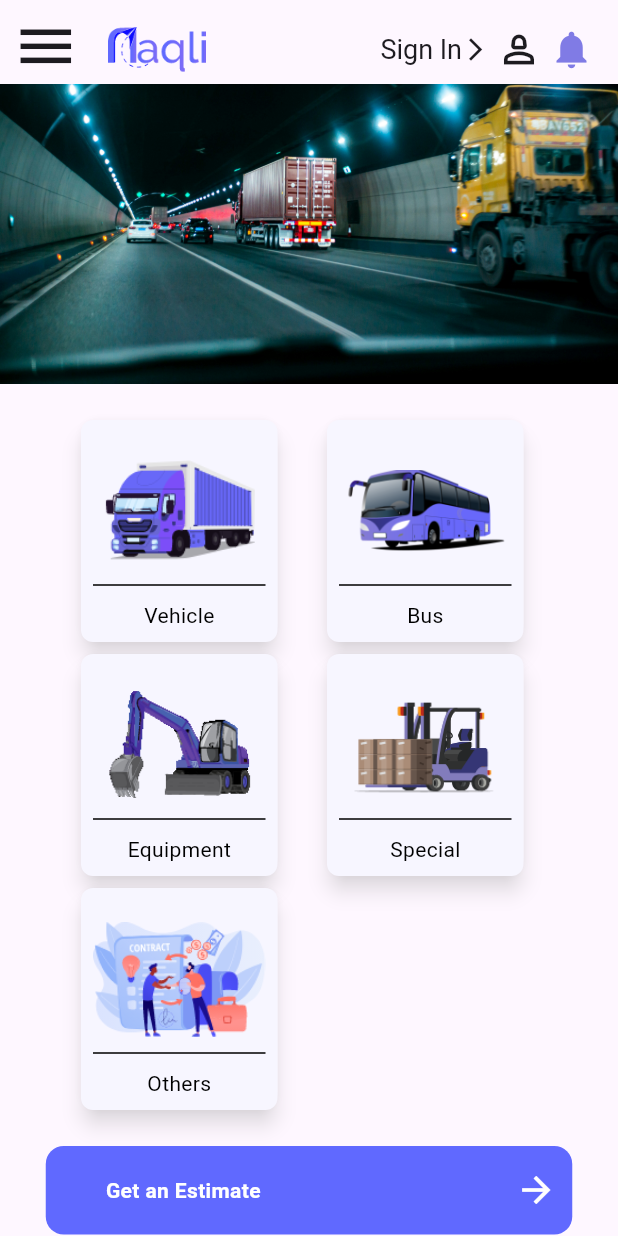
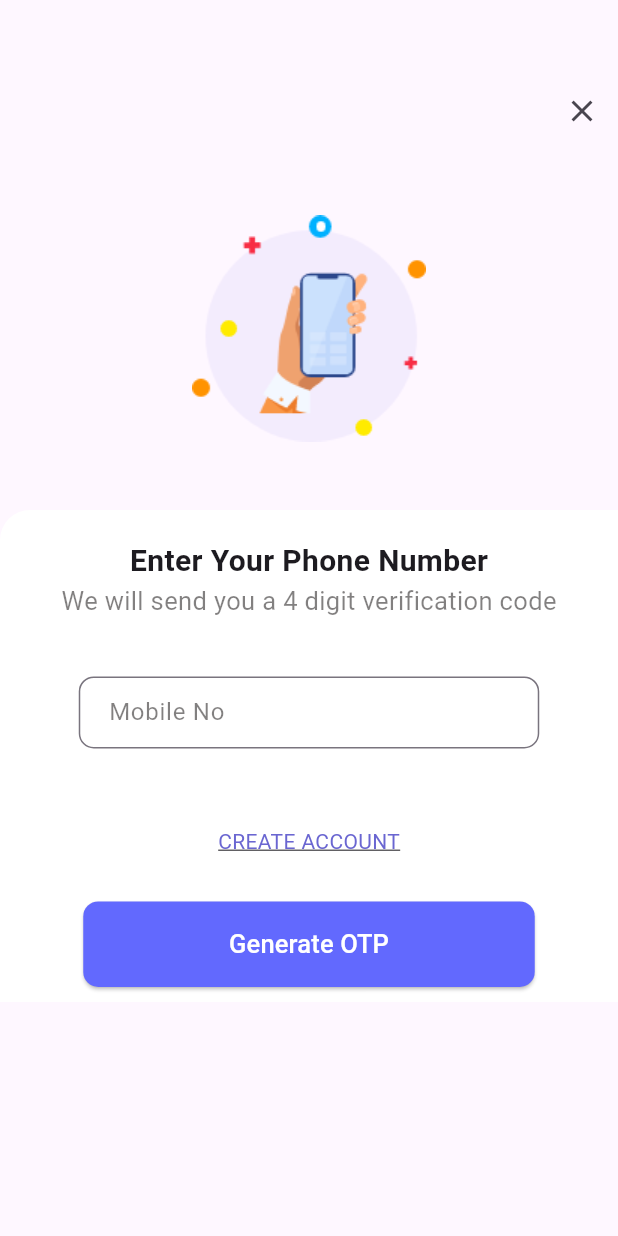
Before and after one commit to Naqli2024/naqli_mobileapp, a Flutter app: the screen it shows after launch, on a phone screen of 412 x 824 dp. Run offline on Flutter 3.47's test engine with Material 3 defaults, Android fonts, the phone set to English and light mode, and no system bars; drawn by our look-alikes of carousel_slider; our stand-ins replace dropdown_button2, sizer; Roboto replaces fonts that are missing (Helvetica).

Commit message:
enterNumberScreen

```diff
--- a/lib/Widgets/unitsContainer.dart
+++ b/lib/Widgets/unitsContainer.dart
@@ -1,6 +1,5 @@
 // ignore_for_file: must_be_immutable
 
-import 'package:dropdown_button2/dropdown_button2.dart';
 import 'package:flutter/cupertino.dart';
 import 'package:flutter/material.dart';
 import 'package:flutter/widgets.dart';
--- /dev/null
+++ b/lib/enterNumberScreen.dart
@@ -0,0 +1,180 @@
+import 'package:flutter/material.dart';
+import 'package:flutter_application_1/Widgets/customTextField.dart';
+import 'package:flutter_application_1/Widgets/formText.dart';
+
+class EnterNumberScreen extends StatefulWidget {
+  EnterNumberScreen();
+
+  @override
+  State<EnterNumberScreen> createState() => _EnterNumberScreenState();
+}
+
+class _EnterNumberScreenState extends State<EnterNumberScreen> {
+  @override
+  Widget build(BuildContext context) {
+    return Scaffold(
+      drawer: Drawer(
+        child: Column(
+          children: <Widget>[
+            SizedBox(height: 20),
+            Row(
+              crossAxisAlignment: CrossAxisAlignment.start,
+              children: [
+                Container(
+                  alignment: Alignment.centerRight,
+                  padding: EdgeInsets.only(right: 10, top: 10),
+                  child: IconButton(
+                    icon: Icon(Icons.close),
+                    onPressed: () {
+                      Navigator.pop(context); // Close the drawer
+                    },
+                  ),
+                ),
+              ],
+            ),
+            ListTile(
+              title: Text(
+                'Contact Us',
+                style: TextStyle(fontWeight: FontWeight.bold, fontSize: 25),
+              ),
+              onTap: () {
+                // Update the UI based on the selection.
+              },
+            ),
+            ListTile(
+              title: Text(
+                'Help',
+                style: TextStyle(fontWeight: FontWeight.bold, fontSize: 25),
+              ),
+              onTap: () {
+                // Update the UI based on the selection.
+              },
+            ),
+          ],
+        ),
+      ),
+      body: SingleChildScrollView(
+        child: Column(
+          children: [
+            Padding(
+              padding: const EdgeInsets.only(top: 50),
+              child: Row(
+                mainAxisAlignment: MainAxisAlignment.end,
+                children: [
+                  IconButton(
+                    icon: Icon(Icons.close),
+                    onPressed: () {
+                      Navigator.pop(context); // Close the drawer
+                    },
+                  ),
+                ],
+              ),
+            ),
+            Container(
+              child: Align(
+                alignment: Alignment.bottomCenter,
+                child: Image.asset(
+                  'assets/Group 2172.png',
+                  width: 250,
+                ),
+              ),
+            ),
+            Container(
+              decoration: BoxDecoration(
+                borderRadius: BorderRadius.only(
+                  topLeft: Radius.circular(20),
+                ),
+                color: Colors.white,
+              ),
+              child: Column(
+                mainAxisAlignment: MainAxisAlignment.spaceBetween,
+                children: [
+                  SizedBox(height: 20),
+                  Center(
+                    child: Text(
+                      "Enter Your Phone Number",
+                      style:
+                          TextStyle(fontWeight: FontWeight.bold, fontSize: 20),
+                    ),
+                  ),
+                  Center(
+                    child: Text(
+                      "We will send you a 4 digit verification code",
+                      style: TextStyle(
+                          fontSize: 17, color: Color.fromRGBO(5, 1, 1, 0.5)),
+                    ),
+                  ),
+                  SizedBox(height: 30),
+                  SizedBox(height: 8),
+                  SizedBox(
+                    width: 307,
+                    height: 50,
+                    child: TextFormField(
+                      // Controller for TextField
+                      textAlign: TextAlign.left,
+                      decoration: InputDecoration(
+                        // Hint text
+                        labelText: 'Mobile No', // Label text
+                        labelStyle: TextStyle(
+                          fontSize: 16,
+                          color: Color.fromRGBO(5, 1, 1, 0.5),
+                        ),
+                        contentPadding: EdgeInsets.symmetric(horizontal: 16),
+                        border: OutlineInputBorder(
+                          borderRadius: BorderRadius.circular(
+                              10.0), // Adjust the border radius as needed
+                        ),
+                      ),
+                    ),
+                  ),
+                  SizedBox(height: 50),
+                  GestureDetector(
+                    onTap: () {
+                      // Add functionality for creating login here
+                    },
+                    child: Text(
+                      "CREATE ACCOUNT",
+                      style: TextStyle(
+                        decoration: TextDecoration.underline,
+                        fontSize: 14,
+                        color: Color.fromRGBO(106, 102, 209, 1),
+                      ),
+                    ),
+                  ),
+                  SizedBox(height: 30),
+                  Center(
+                    child: Column(
+                      children: [
+                        SizedBox(
+                          width: 301,
+                          height: 57,
+                          child: ElevatedButton(
+                            onPressed: () {
+                              // Add your login functionality here
+                            },
+                            style: ElevatedButton.styleFrom(
+                              backgroundColor: Color.fromRGBO(98, 105, 254, 1),
+                              shape: RoundedRectangleBorder(
+                                borderRadius: BorderRadius.circular(10),
+                              ),
+                            ),
+                            child: Text(
+                              "Generate OTP",
+                              style:
+                                  TextStyle(color: Colors.white, fontSize: 17),
+                            ),
+                          ),
+                        ),
+                        SizedBox(height: 10),
+                      ],
+                    ),
+                  ),
+                ],
+              ),
+            ),
+          ],
+        ),
+      ),
+    );
+  }
+}
--- a/lib/loginpage.dart
+++ b/lib/loginpage.dart
@@ -81,7 +81,7 @@ class _LoginPageState extends State<LoginPage> {
                 borderRadius: BorderRadius.only(
                   topLeft: Radius.circular(20), // Top-left rounded corner
                 ),
-                color: Colors.white, // Change background color to white
+                color: Colors.white,
               ),
               child: Column(
                 mainAxisAlignment: MainAxisAlignment.spaceBetween,
--- a/lib/main.dart
+++ b/lib/main.dart
@@ -1,4 +1,5 @@
 import 'package:flutter/material.dart';
+import 'package:flutter_application_1/enterNumberScreen.dart';
 import 'package:flutter_application_1/homepage.dart';
 import 'package:flutter_application_1/loginpage.dart';
 
@@ -14,7 +15,7 @@ class MyApp extends StatelessWidget {
   Widget build(BuildContext context) {
     return MaterialApp(
       title: 'Flutter Demo',
-      home: MyHomePage(),
+      home: EnterNumberScreen(),
       debugShowCheckedModeBanner: false,
     );
   }
--- a/pubspec.yaml
+++ b/pubspec.yaml
@@ -37,6 +37,7 @@ dependencies:
   cupertino_icons: ^1.0.6
   universal_html: ^2.2.4
   carousel_slider: ^4.2.1
+  sizer: ^2.0.15
 
 dev_dependencies:
   flutter_test:
```
Also changed, not shown: assets/Group 2172.png (added), assets/Path 1400.png (added), pubspec.lock.
